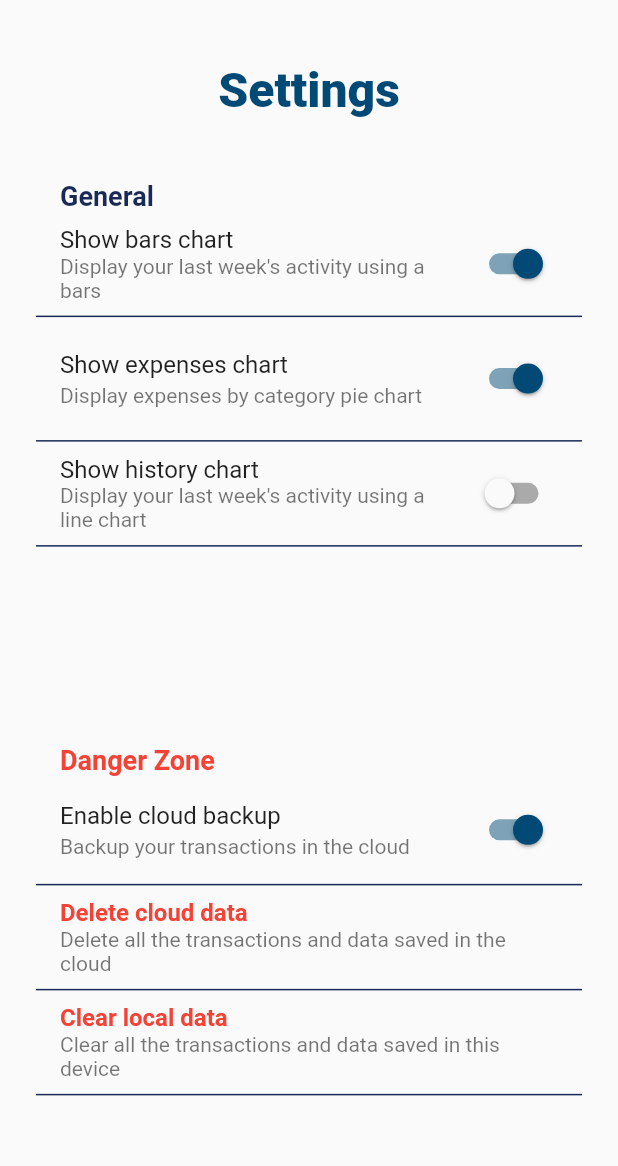
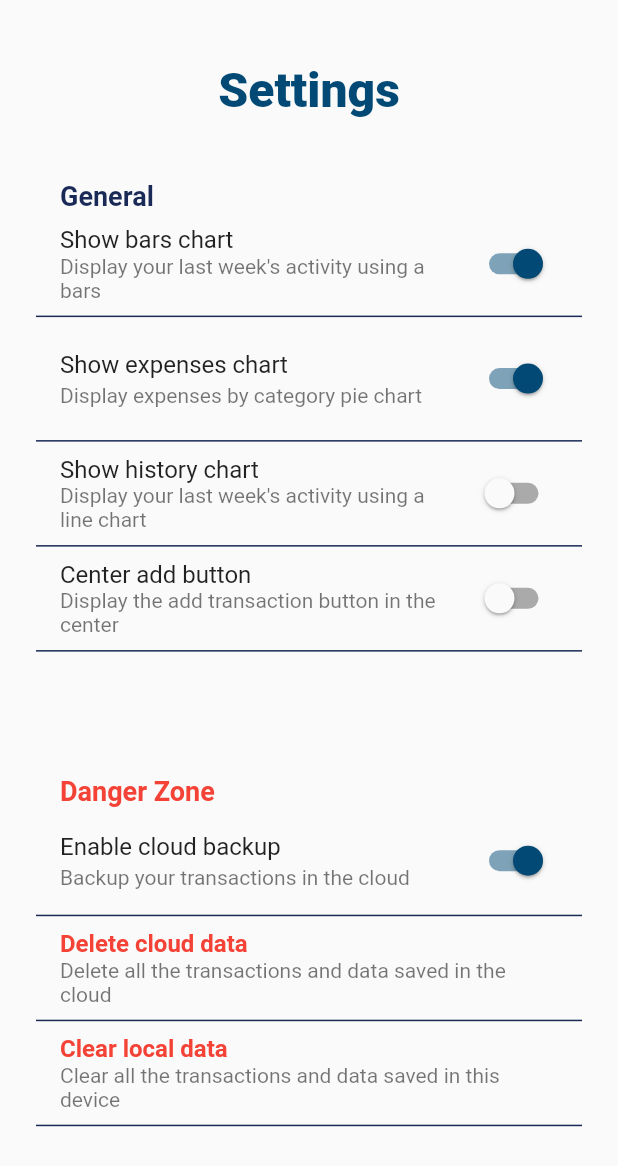
Before and after one commit to ermiry/tiny-pocket, a Flutter app: the SettingsPage widget shown alone on an empty page, opened directly, on a phone screen of 412 x 824 dp. Shown: the top 1166 px of the screen. Run offline on Flutter 3.47's test engine with Material 2 defaults, Android fonts, the phone set to English and light mode, and no system bars; our stand-ins replace bloc, fl_chart, flutter_bloc, rxdart, shared_preferences, simple_animations; missing offline and left inert: jwt_decode, pref_dessert; accounts and stored records are empty; statements that could not run were skipped.

Commit message:
Added option to display the add button in the center

```diff
--- a/lib/pages/home/home.dart
+++ b/lib/pages/home/home.dart
@@ -103,8 +103,8 @@ class _HomePageState extends State <HomePage> {
       backgroundColor: mainBlue,
 			body: body,
 
-      // TODO: set as an option
-			floatingActionButtonLocation: FloatingActionButtonLocation.endFloat,
+			floatingActionButtonLocation: Provider.of<Settings>(context, listen: false).centerAddButton ?
+        FloatingActionButtonLocation.centerFloat : FloatingActionButtonLocation.endFloat,
 			floatingActionButton: Platform.isIOS ? Container () : FloatingActionButton (
         backgroundColor: mainBlue,
 				child: Icon (Icons.add),
--- a/lib/pages/settings.dart
+++ b/lib/pages/settings.dart
@@ -180,7 +180,26 @@ class SettingsPage extends StatelessWidget with NavigationStates {
                     ),
                   ),
 
-                  new SizedBox(height: MediaQuery.of(context).size.height * 0.16),
+                  Container(
+                    padding: const EdgeInsets.symmetric(vertical: 5),
+                    decoration: BoxDecoration(
+                      border: Border(bottom: BorderSide(
+                        color: mainDarkBlue
+                      ))
+                    ),
+                    child: ListTile(
+                      title: const Text ('Center add button'),
+                      subtitle: const Text('Display the add transaction button in the center'),
+                      trailing: Switch.adaptive (
+                        activeColor: mainBlue,
+                        value: settings.centerAddButton,
+                        onChanged: (val) {
+                          settings.toggleCenterAddButton();
+                        },)
+                    ),
+                  ),
+
+                  new SizedBox(height: MediaQuery.of(context).size.height * 0.1),
 
                   Container(
                     padding: const EdgeInsets.symmetric(horizontal: 16),
--- a/lib/providers/settings.dart
+++ b/lib/providers/settings.dart
@@ -9,6 +9,8 @@ class Settings with ChangeNotifier {
   bool showHistoryChart = false;
 
   bool enableCloud = true;
+
+  bool centerAddButton = false;
 
   Future <void> toggleBarsChart() async {
     this.showBarsChart = !this.showBarsChart;
@@ -37,6 +39,15 @@ class Settings with ChangeNotifier {
     notifyListeners();
   }
 
+  Future <void> toggleCenterAddButton() async {
+    this.centerAddButton = !this.centerAddButton;
+
+    final prefs = await SharedPreferences.getInstance();
+    prefs.setBool('center_add_button', this.centerAddButton);
+
+    notifyListeners();
+  }
+
   Future <void> loadSettings() async {
 
     final prefs = await SharedPreferences.getInstance();
@@ -53,6 +64,10 @@ class Settings with ChangeNotifier {
       this.showHistoryChart = prefs.getBool('show_history_chart');
     }
 
+    if (prefs.containsKey('center_add_button')) {
+      this.centerAddButton = prefs.getBool('show_history_chart');
+    }
+
     notifyListeners();
 
   }
```
